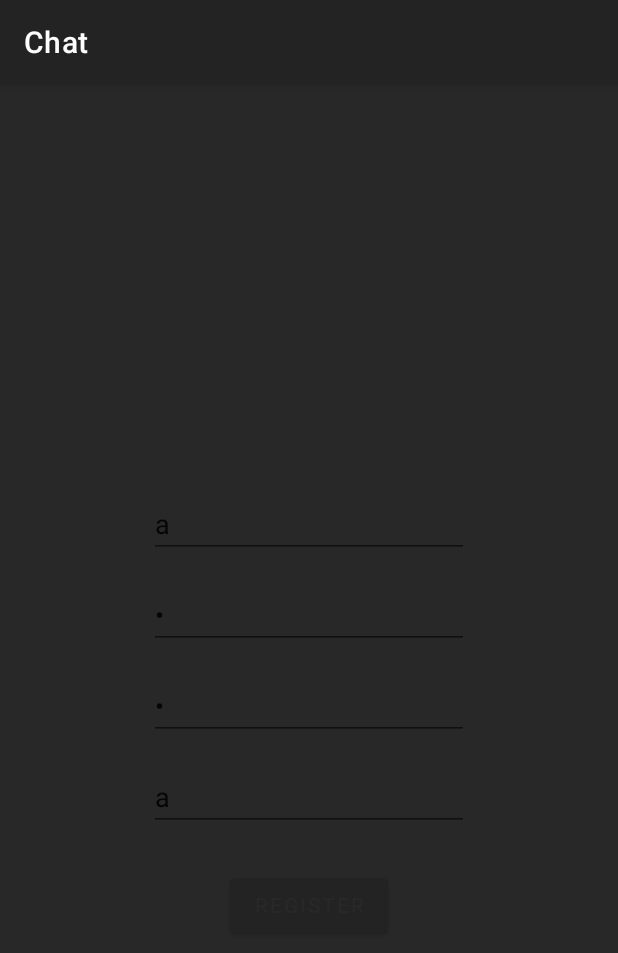
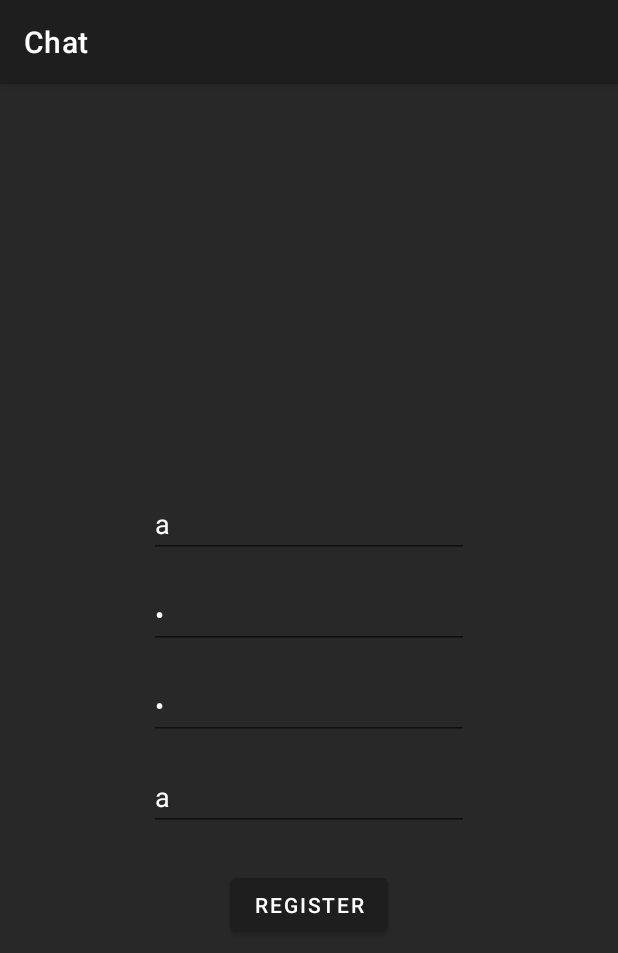
Before and after one commit to asztrikx/bme-chat-android, an Android app: the screen it shows after launch (MainActivity), after a tap on "REGISTER", on a phone screen of 412 x 824 dp. Shown: the top 953 px of the screen. Run offline under Robolectric (Android 15) with nearby library versions, the light colour scheme and no system bars.

Commit message:
fix alert dialog theme

```diff
--- a/app/src/main/java/hu/bme/aut/android/chat/contacts/AddContactDialog.kt
+++ b/app/src/main/java/hu/bme/aut/android/chat/contacts/AddContactDialog.kt
@@ -6,6 +6,7 @@ import android.view.View
 import androidx.appcompat.app.AlertDialog
 import androidx.fragment.app.DialogFragment
 import com.google.android.material.snackbar.Snackbar
+import hu.bme.aut.android.chat.R
 import hu.bme.aut.android.chat.network.rest.NetworkManager
 import hu.bme.aut.android.chat.network.rest.handleNetworkError
 import hu.bme.aut.android.chat.databinding.DialogAddContactBinding
@@ -26,7 +27,7 @@ class AddContactDialog(
 	override fun onCreateDialog(savedInstanceState: Bundle?): Dialog {
 		binding = DialogAddContactBinding.inflate(layoutInflater)
 
-		return AlertDialog.Builder(requireContext())
+		return AlertDialog.Builder(requireContext(), R.style.MyDialogTheme)
 			.setTitle("Username of new contact")
 			.setView(binding.root)
 			.setPositiveButton("Add") { dialogInterface, i ->
--- a/app/src/main/res/values/themes.xml
+++ b/app/src/main/res/values/themes.xml
@@ -2,7 +2,7 @@
     <!-- Base application theme. -->
     <style name="Theme.Chat" parent="Theme.MaterialComponents.DayNight.DarkActionBar">
         <!-- Primary brand color. -->
-        <item name="colorPrimary">#232323</item>
+        <item name="colorPrimary">#1E1E1E</item>
         <item name="colorPrimaryVariant">#0C0C0C</item>
         <item name="colorOnPrimary">#282829</item>
         <!-- Secondary brand color. -->
@@ -13,5 +13,19 @@
         <item name="android:statusBarColor" tools:targetApi="l">?attr/colorPrimaryVariant</item>
         <!-- Customize your theme here. -->
         <item name="android:textColor">@color/white</item>
+        <item name="android:editTextColor">@color/white</item>
+        <item name="android:textColorHint">@color/white</item>
+        <item name="android:windowBackground">?attr/colorOnPrimary</item>
+
+        <item name="materialButtonStyle">@style/ButtonColour</item>
+
+        <!-- bug: https://stackoverflow.com/a/8475357/4404911 -->
+        <item name="android:itemBackground">?attr/colorOnPrimary</item>
+    </style>
+    <style name="ButtonColour" parent="Widget.MaterialComponents.Button">
+        <item name="android:textColor">@color/white</item>
+    </style>
+    <style name="MyDialogTheme" parent="Theme.AppCompat.Light.Dialog.Alert">
+        <item name="android:background">?attr/colorOnPrimary</item>
     </style>
 </resources>
```
